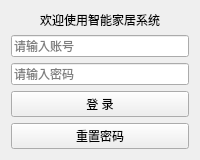
Old version of the form loginwidget.ui in the repository pot-oie/SmartHome.
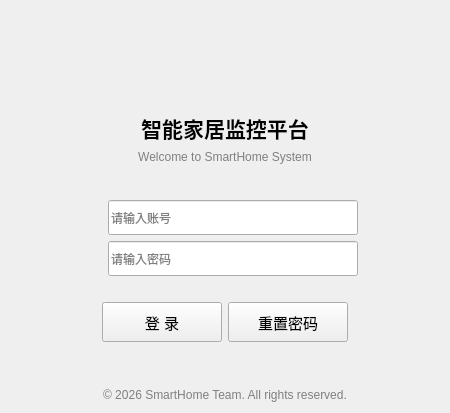
New version of the form.

```diff
--- a/loginwidget.ui
+++ b/loginwidget.ui
@@ -2,12 +2,151 @@
 <ui version="4.0">
  <class>LoginWidget</class>
  <widget class="QWidget" name="LoginWidget">
-  <layout class="QVBoxLayout" name="verticalLayout">
-   <item><widget class="QLabel" name="label_title"><property name="text"><string>欢迎使用智能家居系统</string></property><property name="alignment"><set>Qt::AlignCenter</set></property></widget></item>
-   <item><widget class="QLineEdit" name="lineEdit_username"><property name="placeholderText"><string>请输入账号</string></property></widget></item>
-   <item><widget class="QLineEdit" name="lineEdit_password"><property name="echoMode"><enum>QLineEdit::Password</enum></property><property name="placeholderText"><string>请输入密码</string></property></widget></item>
-   <item><widget class="QPushButton" name="btnLogin"><property name="text"><string>登 录</string></property></widget></item>
-   <item><widget class="QPushButton" name="btnResetPwd"><property name="text"><string>重置密码</string></property></widget></item>
+  <property name="minimumSize"><size><width>450</width><height>400</height></size></property>
+  <layout class="QVBoxLayout" name="verticalLayout_main">
+   <item>
+    <spacer name="verticalSpacer_top">
+     <property name="orientation"><enum>Qt::Vertical</enum></property>
+     <property name="sizeHint" stdset="0"><size><width>20</width><height>40</height></size></property>
+    </spacer>
+   </item>
+   <item>
+    <layout class="QVBoxLayout" name="verticalLayout">
+     <item>
+      <widget class="QLabel" name="label_logo">
+       <property name="text"><string></string></property>
+       <property name="alignment"><set>Qt::AlignCenter</set></property>
+       <property name="font"><font><pointsize>36</pointsize></font></property>
+      </widget>
+     </item>
+     <item>
+      <widget class="QLabel" name="label_title">
+       <property name="text"><string>智能家居监控平台</string></property>
+       <property name="alignment"><set>Qt::AlignCenter</set></property>
+       <property name="font"><font><pointsize>16</pointsize><weight>75</weight><bold>true</bold></font></property>
+      </widget>
+     </item>
+     <item>
+      <widget class="QLabel" name="label_subtitle">
+       <property name="text"><string>Welcome to SmartHome System</string></property>
+       <property name="alignment"><set>Qt::AlignCenter</set></property>
+       <property name="styleSheet"><string notr="true">color: gray;</string></property>
+      </widget>
+     </item>
+     <item>
+      <spacer name="verticalSpacer_1">
+       <property name="orientation"><enum>Qt::Vertical</enum></property>
+       <property name="sizeHint" stdset="0"><size><width>20</width><height>30</height></size></property>
+      </spacer>
+     </item>
+     <item>
+      <layout class="QHBoxLayout" name="horizontalLayout_username">
+       <item>
+        <spacer name="horizontalSpacer_left1">
+         <property name="orientation"><enum>Qt::Horizontal</enum></property>
+         <property name="sizeHint" stdset="0"><size><width>40</width><height>20</height></size></property>
+        </spacer>
+       </item>
+       <item>
+        <widget class="QLabel" name="label_username">
+         <property name="text"><string></string></property>
+         <property name="font"><font><pointsize>12</pointsize></font></property>
+        </widget>
+       </item>
+       <item>
+        <widget class="QLineEdit" name="lineEdit_username">
+         <property name="minimumSize"><size><width>250</width><height>35</height></size></property>
+         <property name="placeholderText"><string>请输入账号</string></property>
+        </widget>
+       </item>
+       <item>
+        <spacer name="horizontalSpacer_right1">
+         <property name="orientation"><enum>Qt::Horizontal</enum></property>
+         <property name="sizeHint" stdset="0"><size><width>40</width><height>20</height></size></property>
+        </spacer>
+       </item>
+      </layout>
+     </item>
+     <item>
+      <layout class="QHBoxLayout" name="horizontalLayout_password">
+       <item>
+        <spacer name="horizontalSpacer_left2">
+         <property name="orientation"><enum>Qt::Horizontal</enum></property>
+         <property name="sizeHint" stdset="0"><size><width>40</width><height>20</height></size></property>
+        </spacer>
+       </item>
+       <item>
+        <widget class="QLabel" name="label_password">
+         <property name="text"><string></string></property>
+         <property name="font"><font><pointsize>12</pointsize></font></property>
+        </widget>
+       </item>
+       <item>
+        <widget class="QLineEdit" name="lineEdit_password">
+         <property name="minimumSize"><size><width>250</width><height>35</height></size></property>
+         <property name="echoMode"><enum>QLineEdit::Password</enum></property>
+         <property name="placeholderText"><string>请输入密码</string></property>
+        </widget>
+       </item>
+       <item>
+        <spacer name="horizontalSpacer_right2">
+         <property name="orientation"><enum>Qt::Horizontal</enum></property>
+         <property name="sizeHint" stdset="0"><size><width>40</width><height>20</height></size></property>
+        </spacer>
+       </item>
+      </layout>
+     </item>
+     <item>
+      <spacer name="verticalSpacer_2">
+       <property name="orientation"><enum>Qt::Vertical</enum></property>
+       <property name="sizeHint" stdset="0"><size><width>20</width><height>20</height></size></property>
+      </spacer>
+     </item>
+     <item>
+      <layout class="QHBoxLayout" name="horizontalLayout_btns">
+       <item>
+        <spacer name="horizontalSpacer_left3">
+         <property name="orientation"><enum>Qt::Horizontal</enum></property>
+         <property name="sizeHint" stdset="0"><size><width>40</width><height>20</height></size></property>
+        </spacer>
+       </item>
+       <item>
+        <widget class="QPushButton" name="btnLogin">
+         <property name="text"><string>登 录</string></property>
+         <property name="minimumSize"><size><width>120</width><height>40</height></size></property>
+         <property name="font"><font><pointsize>11</pointsize></font></property>
+        </widget>
+       </item>
+       <item>
+        <widget class="QPushButton" name="btnResetPwd">
+         <property name="text"><string>重置密码</string></property>
+         <property name="minimumSize"><size><width>120</width><height>40</height></size></property>
+         <property name="font"><font><pointsize>11</pointsize></font></property>
+        </widget>
+       </item>
+       <item>
+        <spacer name="horizontalSpacer_right3">
+         <property name="orientation"><enum>Qt::Horizontal</enum></property>
+         <property name="sizeHint" stdset="0"><size><width>40</width><height>20</height></size></property>
+        </spacer>
+       </item>
+      </layout>
+     </item>
+    </layout>
+   </item>
+   <item>
+    <spacer name="verticalSpacer_bottom">
+     <property name="orientation"><enum>Qt::Vertical</enum></property>
+     <property name="sizeHint" stdset="0"><size><width>20</width><height>40</height></size></property>
+    </spacer>
+   </item>
+   <item>
+    <widget class="QLabel" name="label_footer">
+     <property name="text"><string>© 2026 SmartHome Team. All rights reserved.</string></property>
+     <property name="alignment"><set>Qt::AlignCenter</set></property>
+     <property name="styleSheet"><string notr="true">color: gray; font-size: 9pt;</string></property>
+    </widget>
+   </item>
   </layout>
  </widget>
  <resources/><connections/>
```
